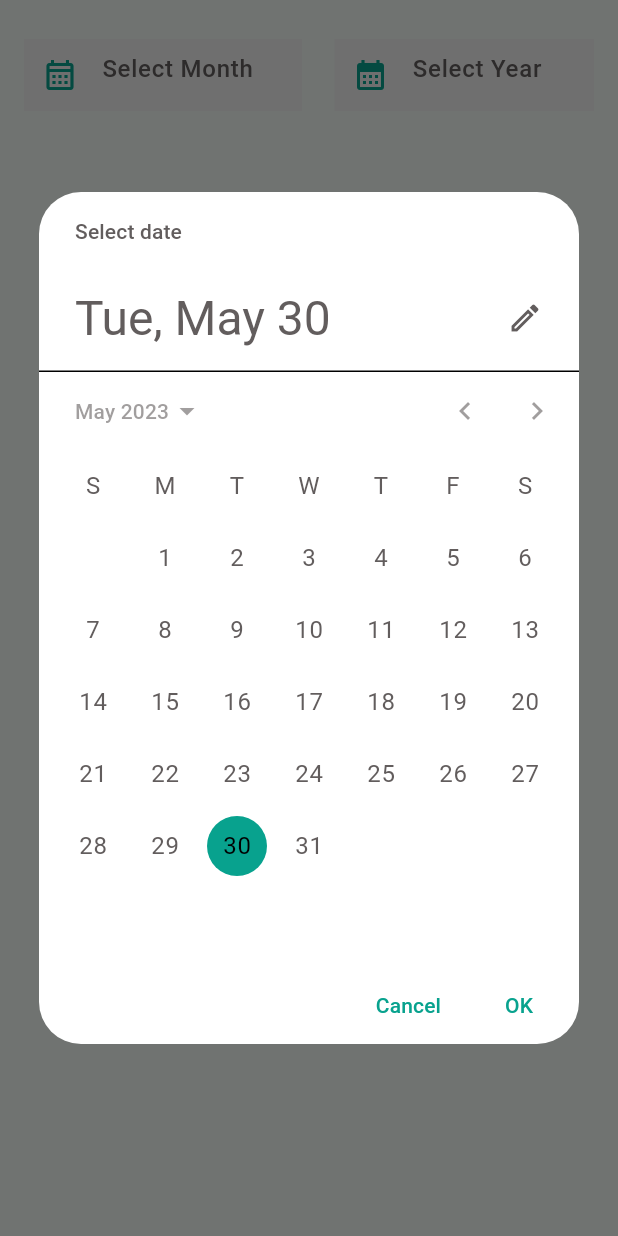
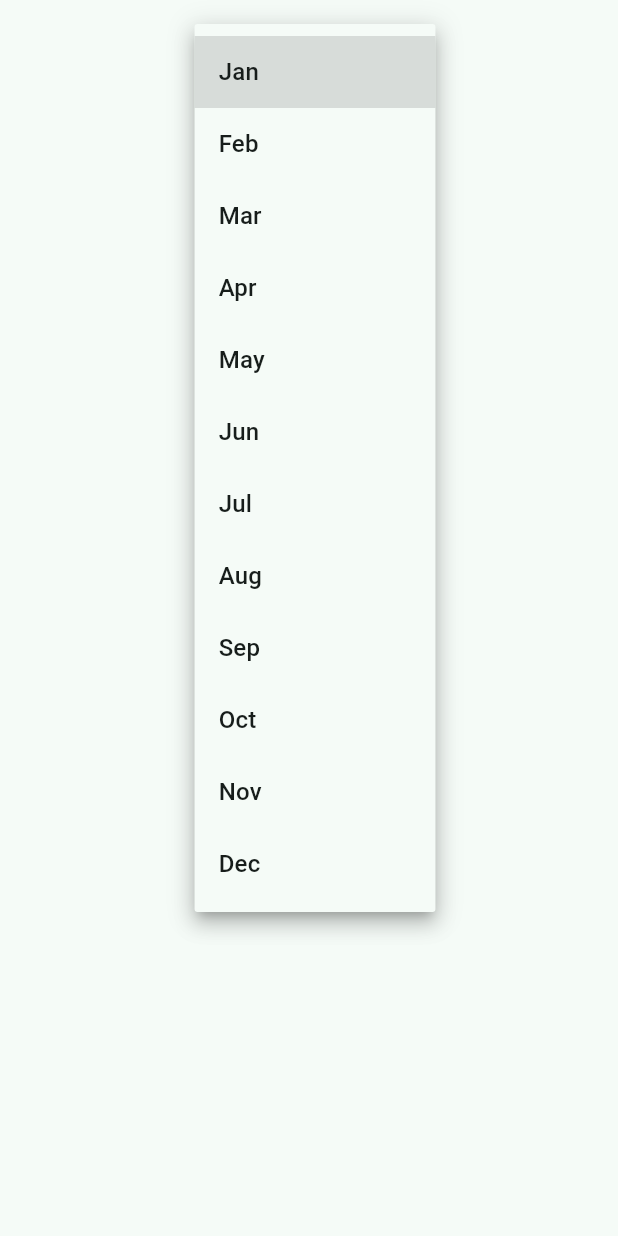
Before and after one commit to shabbirrajput/Expense-Tracker-Flutter, a Flutter app: the ScreenHistory screen opened directly, after a tap on "Select Month", on a phone screen of 412 x 824 dp. Run offline on Flutter 3.47's test engine with Material 2 defaults, Android fonts, the phone set to English and light mode, and no system bars; our stand-ins replace firebase_auth, firebase_core, flutter_slidable, fluttertoast, pie_chart, shared_preferences and 1 more; accounts and stored records are empty.

```diff
--- a/lib/core/app_list.dart
+++ b/lib/core/app_list.dart
@@ -14,6 +14,20 @@ var itemMonthList = [
   AppString.textNovember,
   AppString.textDecember,
 ];
+var itemMonthListFormatted = [
+  'Jan',
+  'Feb',
+  'Mar',
+  'Apr',
+  'May',
+  'Jun',
+  'Jul',
+  'Aug',
+  'Sep',
+  'Oct',
+  'Nov',
+  'Dec',
+];
 
 var itemSelectTypeList = [
   AppString.textIncome,
--- a/lib/main.dart
+++ b/lib/main.dart
@@ -1,6 +1,6 @@
 import 'package:expense_tracker/core/app_color.dart';
 import 'package:expense_tracker/db/navigator_key.dart';
-import 'package:expense_tracker/screens/dashboard/screen_dashboard.dart';
+import 'package:expense_tracker/screens/auth/screen_login.dart';
 import 'package:firebase_core/firebase_core.dart';
 import 'package:flutter/material.dart';
 
@@ -22,7 +22,7 @@ class MyApp extends StatelessWidget {
         colorScheme: ColorScheme.fromSeed(seedColor: AppColors.colorPrimary),
         useMaterial3: true,
       ),
-      home: const ScreenDashboard(),
+      home: const ScreenLogin(),
       navigatorKey: NavigatorKey.navigatorKey,
     );
   }
--- a/lib/screens/dashboard/tabs/tab_history.dart
+++ b/lib/screens/dashboard/tabs/tab_history.dart
@@ -1,6 +1,7 @@
 import 'package:expense_tracker/core/app_color.dart';
 import 'package:expense_tracker/core/app_config.dart';
 import 'package:expense_tracker/core/app_dimens.dart';
+import 'package:expense_tracker/core/app_list.dart';
 import 'package:expense_tracker/core/app_string.dart';
 import 'package:expense_tracker/db/db_helper.dart';
 import 'package:expense_tracker/db/models/add_data_model.dart';
@@ -21,10 +22,11 @@ class _ScreenHistoryState extends State<ScreenHistory> {
   late DbHelper dbHelper;
   List<AddDataModel> mAddDataModel = [];
   String dropDownValue = '';
+  String month = '';
 
   @override
   void initState() {
-    getFilteredData();
+    print('init state');
     super.initState();
   }
 
@@ -59,7 +61,7 @@ class _ScreenHistoryState extends State<ScreenHistory> {
     if (picked != null && picked != selectedMonth) {
       setState(() {
         selectedMonth = picked;
-        String formattedDate = DateFormat('dd/MM/yyyy').format(picked);
+        String formattedDate = DateFormat('MMM d, yyyy').format(picked);
         monthController.value =
             TextEditingValue(text: formattedDate.toString());
       });
@@ -104,6 +106,20 @@ class _ScreenHistoryState extends State<ScreenHistory> {
     }
   }
 
+  void getSelectedMonth() async {
+    dbHelper = DbHelper();
+    final getSelectedMonth = await dbHelper.getFilteredByLike(month);
+    setState(() {
+      dropDownValue = getSelectedMonth.toString();
+    });
+  }
+
+  Future<List<Map<String, dynamic>>> checkF() async {
+    dbHelper = DbHelper();
+    final getResultData = await dbHelper.getData();
+    return getResultData;
+  }
+
   void getFilteredData() async {
     SharedPreferences sp = await SharedPreferences.getInstance();
     dbHelper = DbHelper();
@@ -113,8 +129,9 @@ class _ScreenHistoryState extends State<ScreenHistory> {
       for (int i = 0; i < mAddDataModel.length; i++) {
         String mDate = mAddDataModel[i].date!;
         print('SPLIT month --> $mDate');
-        if (monthController.text == mDate) {
-          dbHelper.getFiltered(mDate).then((value) {
+        if (dropDownValue == mDate) {
+          print('iF COND');
+          dbHelper.getFilteredByLike(mDate).then((value) {
             setState(() {});
           });
           print('monthController ${monthController.text}');
@@ -125,6 +142,7 @@ class _ScreenHistoryState extends State<ScreenHistory> {
       }
       return value;
     });
+  }
 
 /*    for (int i = 0; i < mAddDataModel.length; i++) {
       debugPrint('Date ${mAddDataModel[i].date}');
@@ -134,7 +152,6 @@ class _ScreenHistoryState extends State<ScreenHistory> {
         print('Error');
       }
     }*/
-  }
 
   /* void getFilteredData() async {
     for (int i = 0; i < mAddDataModel.length; i++) {
@@ -151,7 +168,8 @@ class _ScreenHistoryState extends State<ScreenHistory> {
     }
   }*/
 
-  /*void getFilteredData() async {
+/*
+  void getFilteredData() async {
     SharedPreferences sp = await SharedPreferences.getInstance();
     dbHelper = DbHelper();
     mAddDataModel =
@@ -162,15 +180,16 @@ class _ScreenHistoryState extends State<ScreenHistory> {
       final monthString = DateFormat('MM').format(date);
       print('SPLIT month --> $monthString');
       if (monthController.text == mAddDataModel[i].date) {
-        */ /* dbHelper.getFilter(mAddDataModel[i].date!).then((value) {
+          dbHelper.getFilter(mAddDataModel[i].date!,sp.getString(AppConfig.textUserId)).then((value) {
           setState(() {});
-        });*/ /*
+        });
         print('monthController ${monthController.text}');
       } else {
         print('Error');
       }
     }
-  }*/
+  }
+*/
 
   @override
   Widget build(BuildContext context) {
@@ -178,17 +197,37 @@ class _ScreenHistoryState extends State<ScreenHistory> {
         body: SingleChildScrollView(
       child: Column(
         children: [
-          const SizedBox(
-            height: Dimens.margin10,
-          ),
           Padding(
             padding: const EdgeInsets.all(Dimens.margin16),
             child: Row(
+              mainAxisAlignment: MainAxisAlignment.center,
+              children: [
+                DropdownButton(
+                  value: dropDownValue.isNotEmpty ? dropDownValue : null,
+                  icon: const Icon(Icons.arrow_drop_down),
+                  hint: const Text(AppString.textSelectMonth),
+                  items: itemMonthListFormatted.map((String items) {
+                    return DropdownMenuItem(
+                      value: items,
+                      child: Text(items),
+                    );
+                  }).toList(),
+                  onChanged: (String? newValue) {
+                    setState(() {
+                      getFilteredData();
+                      dropDownValue = newValue!;
+                    });
+                  },
+                ),
+              ],
+            ),
+
+            /*Row(
               mainAxisAlignment: MainAxisAlignment.spaceBetween,
               children: [
                 InkWell(
                   onTap: () => _selectMonth(context).then((value) {
-                    getFilteredData();
+                    checkF();
                     setState(() {});
                   }),
                   child: SizedBox(
@@ -211,10 +250,10 @@ class _ScreenHistoryState extends State<ScreenHistory> {
                           Icons.calendar_month_outlined,
                           color: AppColors.colorPrimary,
                         ),
-                        /*suffixIcon: Icon(
+                        suffixIcon: Icon(
                           Icons.arrow_drop_down,
                           color: AppColors.colorPrimary,
-                        ),*/
+                        ),
                       ),
                     ),
                   ),
@@ -241,38 +280,17 @@ class _ScreenHistoryState extends State<ScreenHistory> {
                           Icons.calendar_month,
                           color: AppColors.colorPrimary,
                         ),
-                        /* suffixIcon: Icon(
+                        suffixIcon: Icon(
                           Icons.arrow_drop_down,
                           color: AppColors.colorPrimary,
-                        ),*/
+                        ),
                       ),
                     ),
                   ),
                 ),
               ],
-            ),
+            ),*/
           ),
-          /*Row(
-            mainAxisAlignment: MainAxisAlignment.center,
-            children: [
-              DropdownButton(
-                value: dropDownValue.isNotEmpty ? dropDownValue : null,
-                icon: const Icon(Icons.arrow_drop_down),
-                hint: const Text(AppString.textSelectMonth),
-                items: itemMonthList.map((String items) {
-                  return DropdownMenuItem(
-                    value: items,
-                    child: Text(items),
-                  );
-                }).toList(),
-                onChanged: (String? newValue) {
-                  setState(() {
-                    dropDownValue = newValue!;
-                  });
-                },
-              ),
-            ],
-          ),*/
           SingleChildScrollView(
             physics: const ScrollPhysics(),
             child: ListView.builder(
--- a/lib/screens/dashboard/tabs/widget/screen_add_data.dart
+++ b/lib/screens/dashboard/tabs/widget/screen_add_data.dart
@@ -127,7 +127,7 @@ class _ScreenAddDataState extends State<ScreenAddData> {
     if (picked != null && picked != selectedDate) {
       setState(() {
         selectedDate = picked;
-        String formattedDate = DateFormat('dd/MM/yyyy').format(picked);
+        String formattedDate = DateFormat('MMM d, yyyy').format(picked);
         // Output: 25/05/2023
         dateController.value = TextEditingValue(text: formattedDate.toString());
       });
```
Also changed, not shown: lib/db/db_helper.dart (+46 -2 lines), lib/screens/dashboard/screen_dashboard.dart (+4 -10 lines), lib/screens/dashboard/tabs/tab_dashboard.dart (+42 -0 lines).
